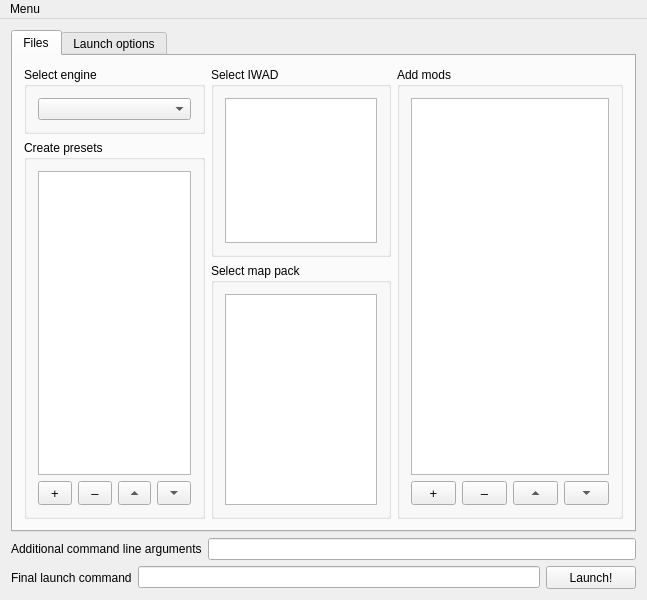
Above: Forms/MainWindow.ui from Youda008/DoomRunner before the change. Below: the same form after it.
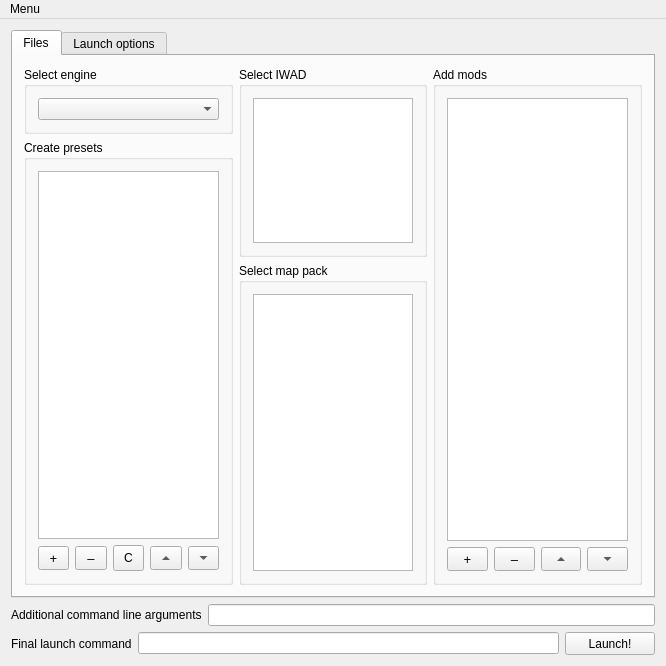
That is the form after the change. Custom widgets are drawn as their Qt base class.

Commit message: added "clone preset" button

```diff
--- a/Forms/MainWindow.ui
+++ b/Forms/MainWindow.ui
@@ -6,8 +6,8 @@
    <rect>
     <x>0</x>
     <y>0</y>
-    <width>647</width>
-    <height>600</height>
+    <width>666</width>
+    <height>666</height>
    </rect>
   </property>
   <property name="windowTitle">
@@ -24,7 +24,7 @@
        <attribute name="title">
         <string>Files</string>
        </attribute>
-       <layout class="QHBoxLayout" name="horizontalLayout" stretch="8,8,10">
+       <layout class="QHBoxLayout" name="horizontalLayout" stretch="10,9,10">
         <item>
          <layout class="QVBoxLayout" name="verticalLayout">
           <item>
@@ -102,6 +102,28 @@
                  </property>
                 </widget>
                </item>
+               <item>
+                <widget class="QToolButton" name="presetBtnClone">
+                 <property name="sizePolicy">
+                  <sizepolicy hsizetype="Expanding" vsizetype="Fixed">
+                   <horstretch>0</horstretch>
+                   <verstretch>0</verstretch>
+                  </sizepolicy>
+                 </property>
+                 <property name="minimumSize">
+                  <size>
+                   <width>0</width>
+                   <height>26</height>
+                  </size>
+                 </property>
+                 <property name="toolTip">
+                  <string>&lt;html&gt;&lt;head/&gt;&lt;body&gt;&lt;p&gt;&lt;span style=&quot; font-size:10pt;&quot;&gt;clone selected preset&lt;/span&gt;&lt;/p&gt;&lt;/body&gt;&lt;/html&gt;</string>
+                 </property>
+                 <property name="text">
+                  <string>C</string>
+                 </property>
+                </widget>
+               </item>
                <item>
                 <widget class="QToolButton" name="presetBtnUp">
                  <property name="sizePolicy">
@@ -1100,7 +1122,7 @@
     <rect>
      <x>0</x>
      <y>0</y>
-     <width>647</width>
+     <width>666</width>
      <height>26</height>
     </rect>
    </property>
```
Left out of the diff: 12 changed lines with no effect on the pictures. The commit also changes 4 other files.
